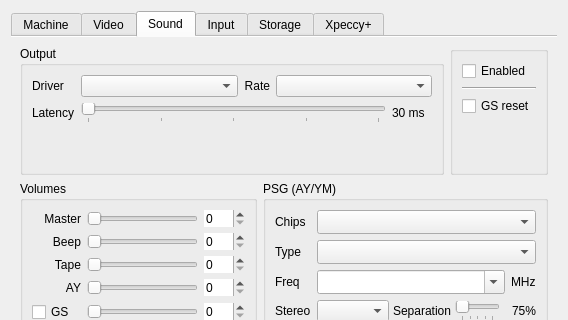
dotkoval/xpeccy-plus, file ui/setupwin.ui: the form before one commit; both pictures show x 0 to 568 and y 0 to 320 of the 568 by 542 pixel window.
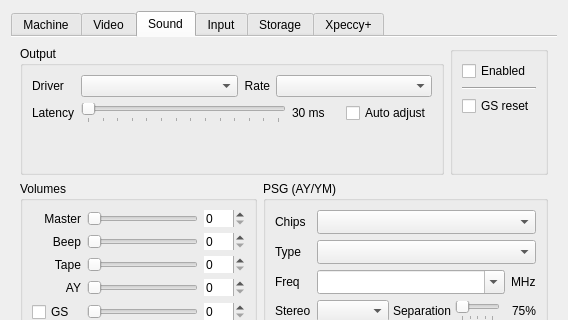
The form after the commit. The open tabs and pages were chosen to show the change. Icons and pictures are not drawn. Custom widgets are drawn as their Qt base class.

Commit message:
Sound: a bigger buffer and an Auto latency mode
The ring buffer held 85 ms at 48 kHz, which is why the latency setting
stopped at 60. It now holds 341 ms and the setting goes to 150 - a
bluetooth headset needs a good deal more buffer than a wired one.

Auto, beside the slider, watches how close the buffer came to running out
and moves the setting itself: up at the first thin spell, back down after
a long clean one. It writes what it finds into the same setting, so the
slider always shows the value in use and it keeps it across a restart.

Patch:
```diff
--- a/ui/setupwin.ui
+++ b/ui/setupwin.ui
@@ -984,7 +984,7 @@
                    <number>20</number>
                   </property>
                   <property name="maximum">
-                   <number>60</number>
+                   <number>150</number>
                   </property>
                   <property name="singleStep">
                    <number>5</number>
@@ -1007,7 +1007,7 @@
                  <widget class="QLabel" name="labSndLatency">
                   <property name="minimumSize">
                    <size>
-                    <width>40</width>
+                    <width>48</width>
                     <height>0</height>
                    </size>
                   </property>
@@ -1016,6 +1016,16 @@
                   </property>
                  </widget>
                 </item>
+                <item>
+                 <widget class="QCheckBox" name="chkSndLatAuto">
+                  <property name="toolTip">
+                   <string>Find the latency by itself: raise it when the buffer runs thin, lower it again after a long clean spell.</string>
+                  </property>
+                  <property name="text">
+                   <string>Auto adjust</string>
+                  </property>
+                 </widget>
+                </item>
                </layout>
               </item>
               <item row="2" column="1" colspan="3">
```
The commit also changes 8 other files.
